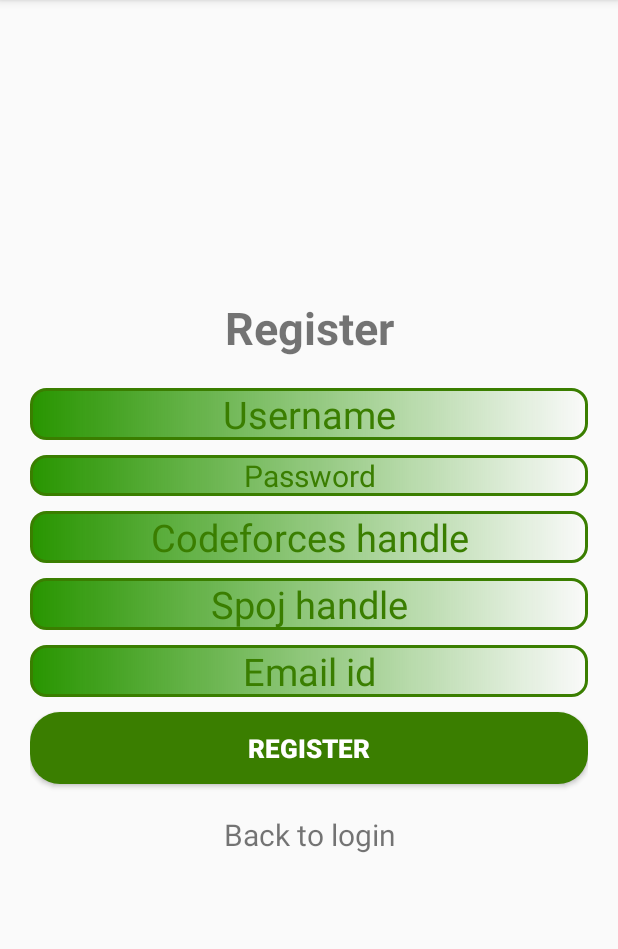
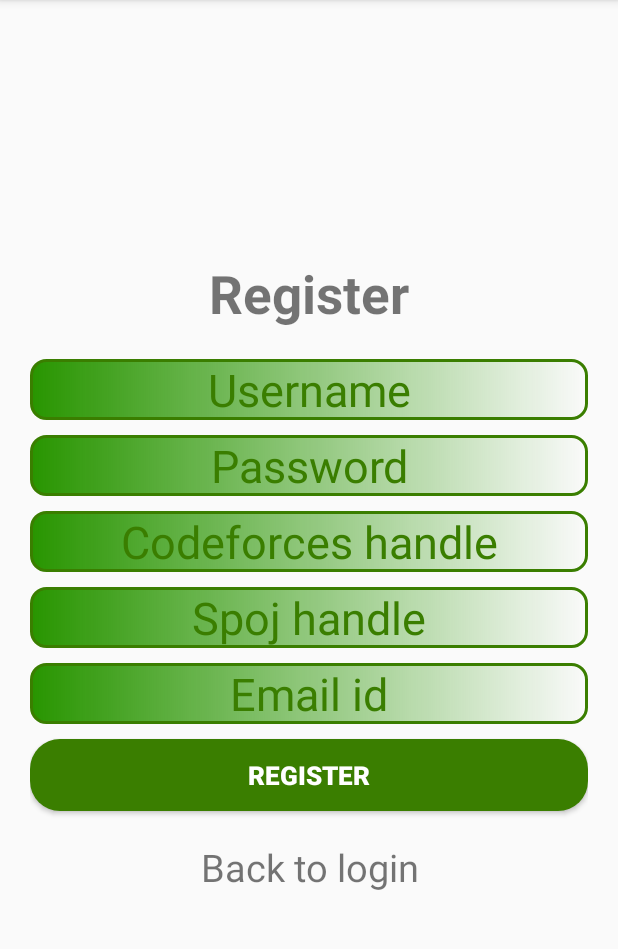
Before and after one commit to utkarsh028/NoobtoPro, an Android app: the Register screen opened directly, with no data from a screen before it, on a phone screen of 412 x 824 dp, the part 84-1033 px from its top. Run offline under Robolectric (Android 15) with nearby library versions, the phone set to English and light mode, and no system bars; our stand-ins replace Volley; libraries missing offline, so code that uses them is left out: com.firebase.client; 1 statement that could not run was skipped.

Commit message:
bug fixes

```diff
--- a/app/src/main/AndroidManifest.xml
+++ b/app/src/main/AndroidManifest.xml
@@ -6,7 +6,7 @@
 
     <application
         android:allowBackup="true"
-        android:icon="@mipmap/ic_launcher"
+        android:icon="@drawable/icon"
         android:label="@string/app_name"
         android:roundIcon="@mipmap/ic_launcher_round"
         android:supportsRtl="true"
--- a/app/src/main/java/com/meutkarsh/androidchatapp/Utils/CustomPagerAdapter.java
+++ b/app/src/main/java/com/meutkarsh/androidchatapp/Utils/CustomPagerAdapter.java
@@ -18,7 +18,6 @@ public class CustomPagerAdapter extends FragmentPagerAdapter {
     }
 
     public void addFrag(Fragment fragment,String fragmentTitle){
-
         fragmentArrayList.add(fragment);
         fragmentTilteArr.add(fragmentTitle);
     }
--- a/app/src/main/java/com/meutkarsh/androidchatapp/Utils/QuestionAdapter.java
+++ b/app/src/main/java/com/meutkarsh/androidchatapp/Utils/QuestionAdapter.java
@@ -36,15 +36,12 @@ public class QuestionAdapter extends RecyclerView.Adapter<QuestionAdapter.Questi
         LayoutInflater li = (LayoutInflater) context.getSystemService(Context.LAYOUT_INFLATER_SERVICE);
         View itemView = li.inflate( ( viewType==1) ? R.layout.solved_problem : R.layout.unsolved_problem
                 , parent,false);
-
-
         return new QuestionHolder(itemView);
     }
 
     @Override
     public void onBindViewHolder(QuestionHolder holder, int position) {
         Question question = questionList.get(position);
-
         holder.question.setText(question.getTitle());
     }
 
@@ -55,7 +52,6 @@ public class QuestionAdapter extends RecyclerView.Adapter<QuestionAdapter.Questi
 
     public class QuestionHolder extends RecyclerView.ViewHolder{
         public TextView question;
-
         public QuestionHolder(View itemView){
             super(itemView);
             this.question = (TextView) itemView.findViewById(R.id.questionid);
--- a/app/src/main/res/layout/activity_main.xml
+++ b/app/src/main/res/layout/activity_main.xml
@@ -9,7 +9,7 @@
     <TextView
         android:layout_width="wrap_content"
         android:layout_height="wrap_content"
-        android:text="Hello World!"
+        android:text="Lets start"
         app:layout_constraintBottom_toBottomOf="parent"
         app:layout_constraintLeft_toLeftOf="parent"
         app:layout_constraintRight_toRightOf="parent"
--- a/app/src/main/res/layout/activity_register.xml
+++ b/app/src/main/res/layout/activity_register.xml
@@ -17,7 +17,7 @@
         android:layout_marginBottom="20dp"
         android:gravity="center"
         android:text="Register"
-        android:textSize="30sp"
+        android:textSize="35sp"
         android:textStyle="bold"/>
 
     <EditText
@@ -28,7 +28,7 @@
         android:maxLines="1"
         android:hint="Username"
         android:layout_marginBottom="10dp"
-        android:textSize="25sp"
+        android:textSize="30sp"
         style="@style/editTextStyle"/>
 
     <EditText
@@ -39,7 +39,7 @@
         android:maxLines="1"
         android:hint="Password"
         android:layout_marginBottom="10dp"
-        android:textSize="20sp"
+        android:textSize="30sp"
         style="@style/editTextStyle"/>
 
     <EditText
@@ -50,7 +50,7 @@
         android:maxLines="1"
         android:hint="Codeforces handle"
         android:layout_marginBottom="10dp"
-        android:textSize="25sp"
+        android:textSize="30sp"
         style="@style/editTextStyle"/>
 
     <EditText
@@ -61,7 +61,7 @@
         android:maxLines="1"
         android:hint="Spoj handle"
         android:layout_marginBottom="10dp"
-        android:textSize="25sp"
+        android:textSize="30sp"
         style="@style/editTextStyle"/>
 
     <EditText
@@ -72,7 +72,7 @@
         android:maxLines="1"
         android:hint="Email id"
         android:layout_marginBottom="10dp"
-        android:textSize="25sp"
+        android:textSize="30sp"
         style="@style/editTextStyle"/>
 
     <Button
@@ -89,6 +89,6 @@
         android:layout_height="wrap_content"
         android:gravity="center"
         android:text="Back to login"
-        android:textSize="20sp" />
+        android:textSize="25sp" />
 
 </LinearLayout>
--- a/build.gradle
+++ b/build.gradle
@@ -3,6 +3,7 @@
 buildscript {
     repositories {
         jcenter()
+        google()
     }
     dependencies {
         classpath 'com.android.tools.build:gradle:3.0.1'
@@ -16,6 +17,7 @@ allprojects {
     repositories {
         jcenter()
         maven { url "https://jitpack.io" }
+        google()
     }
 }
 
```
Also changed, not shown: app/src/main/java/com/meutkarsh/androidchatapp/Activities/Users.java (+3 -7 lines), app/src/main/res/layout/activity_login.xml (+4 -4 lines), app/src/main/res/layout/activity_update_details.xml (+5 -5 lines), app/src/main/res/drawable/icon.png (added).
